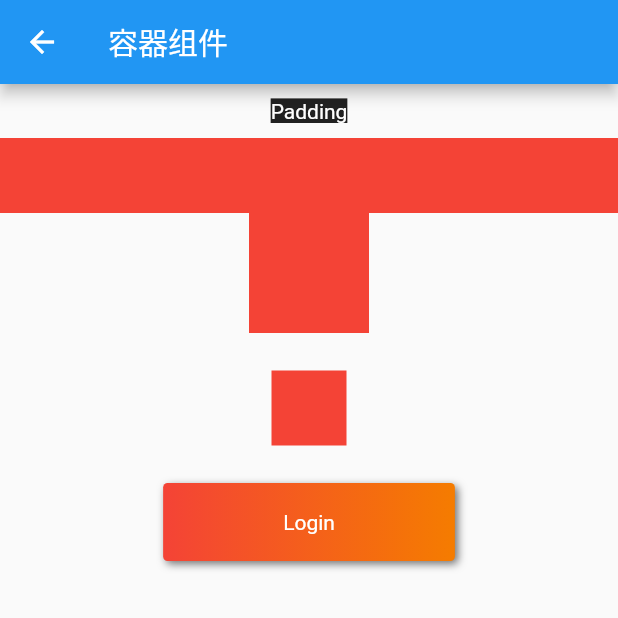
After one commit to linbudu599/Dart-Praticing, a Flutter app: the ContainerCollection screen opened by its route, on a phone screen of 412 x 824 dp, the top half of it. The commit adds this screen. Run offline on Flutter 3.47's test engine with Material 2 defaults, Android fonts, the phone set to English and light mode, and no system bars; our stand-ins replace cached_network_image, dio, graphql_flutter, image_picker, shared_preferences, sqflite and 1 more; missing offline and left inert: flutter_color_plugin; accounts and stored records are empty.

Commit message:
:pencil: docs: container docs

```diff
--- /dev/null
+++ b/app/lib/container/container.dart
@@ -0,0 +1,77 @@
+import 'package:flutter/material.dart';
+
+class ContainerCollection extends StatelessWidget {
+  const ContainerCollection({Key key}) : super(key: key);
+
+  Widget _text(String text) => Text(text,
+      style: TextStyle(backgroundColor: Colors.black87, color: Colors.white));
+
+  Widget _redBox() => DecoratedBox(
+        decoration: BoxDecoration(color: Colors.red),
+      );
+
+  @override
+  Widget build(BuildContext context) {
+    return Scaffold(
+      appBar: AppBar(
+        title: Text("容器组件"),
+      ),
+      body: Center(
+        child: Column(
+          children: <Widget>[
+            Padding(
+              padding: const EdgeInsets.symmetric(vertical: 10, horizontal: 20),
+              child: _text("Padding"),
+            ),
+            ConstrainedBox(
+              // 或使用这种方法快速构造尺寸限制
+              // BoxConstraints.tight(Size.square(20))
+              constraints: BoxConstraints(
+                  // 包括最小/最大 宽高
+                  minWidth: double.infinity, //宽度尽可能大
+                  minHeight: 50.0 //最小高度为50像素
+                  ),
+              //
+              child: Container(height: 5.0, child: _redBox()),
+            ),
+            SizedBox(width: 80.0, height: 80.0, child: _redBox()),
+            Container(
+              height: 100,
+              width: 100,
+              child: FractionallySizedBox(
+                child: _redBox(),
+                widthFactor: 0.5,
+                heightFactor: 0.5,
+              ),
+            ),
+            GestureDetector(
+              onTap: () {
+                print("wuhu1!");
+              },
+              child: DecoratedBox(
+                  decoration: BoxDecoration(
+                      gradient: LinearGradient(
+                          colors: [Colors.red, Colors.orange[700]]), //背景渐变
+                      borderRadius: BorderRadius.circular(3.0), //3像素圆角
+                      boxShadow: [
+                        //阴影
+                        BoxShadow(
+                            color: Colors.black54,
+                            offset: Offset(2.0, 2.0),
+                            blurRadius: 4.0)
+                      ]),
+                  child: Padding(
+                    padding:
+                        EdgeInsets.symmetric(horizontal: 80.0, vertical: 18.0),
+                    child: Text(
+                      "Login",
+                      style: TextStyle(color: Colors.white),
+                    ),
+                  )),
+            )
+          ],
+        ),
+      ),
+    );
+  }
+}
--- a/app/lib/main.dart
+++ b/app/lib/main.dart
@@ -20,6 +20,7 @@ import "app/shared_prefer.dart";
 import "list/list.dart";
 import "list/list_refresh.dart";
 import "./components/Button.dart";
+import "./container/container.dart";
 
 void main() {
   // runApp(StatelessWidgetGroup());
@@ -73,6 +74,7 @@ class _DynamicThemeState extends State<DynamicTheme> {
         // "list": (BuildContext context) => ListDemo(),
         // "refresh_list": (BuildContext context) => RefreshList(),
         "button_collection": (BuildContext context) => ButtonCollection(),
+        "container": (BuildContext context) => ContainerCollection(),
       },
       onUnknownRoute: (RouteSettings settings) =>
           MaterialPageRoute(builder: (BuildContext context) => Text("")),
@@ -133,6 +135,7 @@ class _RouterNavigatorState extends State<RouterNavigator> {
         // _item("Refresh List Demo", RefreshList(), "refresh_list"),
         _item("Button Widget Collection", ButtonCollection(),
             "button_collection"),
+        _item("Container", ContainerCollection(), "container")
       ]),
     );
   }
```
Also changed, not shown: app/lib/components/Clip.dart (added, +55 -0 lines), app/lib/state/bloc.dart (deleted, +0 -24 lines), 1 other file.
